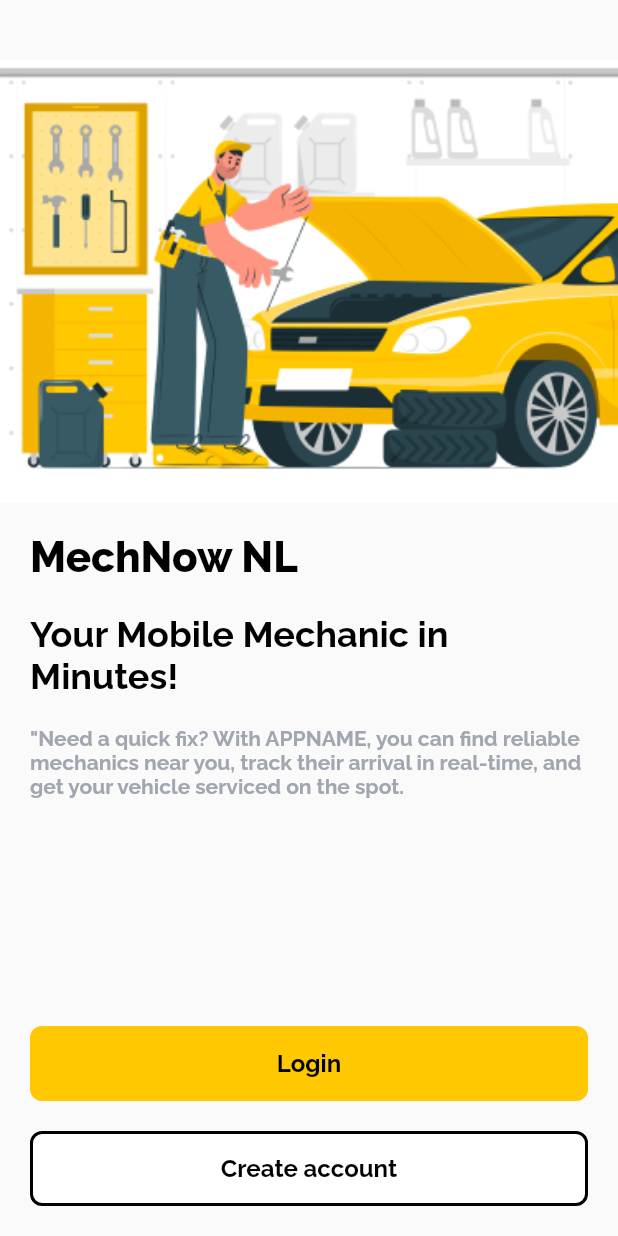
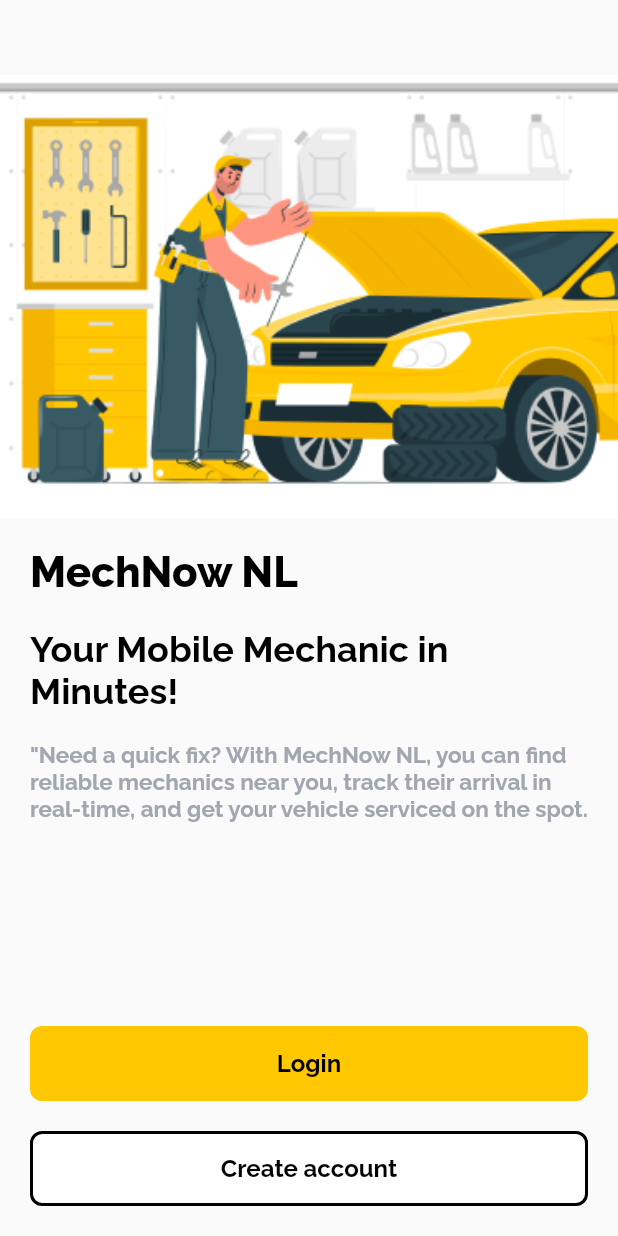
Before and after one commit to khp53/MechNow-NL, a Flutter app: the OnboardBody screen opened directly with empty values, on a phone screen of 412 x 824 dp. Run offline on Flutter 3.47's test engine with Material 3 defaults, Android fonts, the phone set to English and light mode, and no system bars; our stand-ins replace cloud_firestore, firebase_auth, firebase_core, flutter_svg, get, get_it and 3 more; accounts and stored records are empty; statements that could not run were skipped.

Commit message:
ui fixes in onboard

```diff
--- a/lib/modules/onboard/widgets/onboard_body.dart
+++ b/lib/modules/onboard/widgets/onboard_body.dart
@@ -17,7 +17,7 @@ class OnboardBody extends StatelessWidget {
           crossAxisAlignment: CrossAxisAlignment.start,
           children: [
             Padding(
-              padding: const EdgeInsets.only(top: 40.0),
+              padding: const EdgeInsets.only(top: 50.0),
               child: SizedBox(
                 width: double.infinity,
                 child: Image.asset(
@@ -48,9 +48,10 @@ class OnboardBody extends StatelessWidget {
               padding:
                   const EdgeInsets.only(left: 20.0, right: 20.0, bottom: 20.0),
               child: Text(
-                '"Need a quick fix? With APPNAME, you can find reliable mechanics near you, track their arrival in real-time, and get your vehicle serviced on the spot.',
+                '"Need a quick fix? With MechNow NL, you can find reliable mechanics near you, track their arrival in real-time, and get your vehicle serviced on the spot.',
                 style: theme.textTheme.bodySmall!.copyWith(
                   fontWeight: FontWeight.w700,
+                  fontSize: 15,
                 ),
               ),
             ),
```
